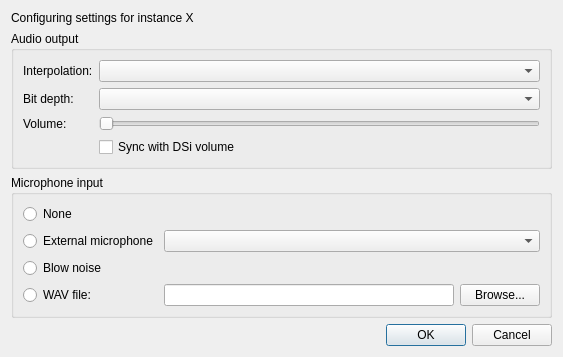
Qt form src/frontend/qt_sdl/AudioSettingsDialog.ui (poopoocacacacaca/melonRA) before a commit.
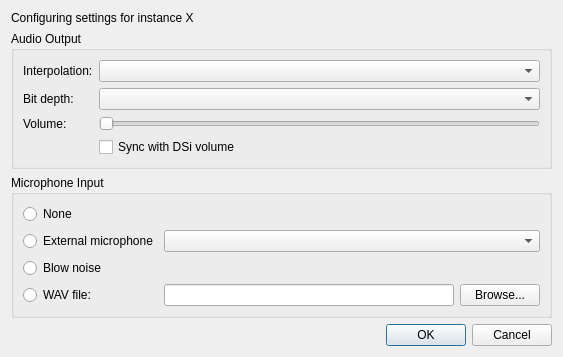
The same form after that commit. Custom widgets are drawn as their Qt base class.

The edit to the form file:
```diff
--- a/src/frontend/qt_sdl/AudioSettingsDialog.ui
+++ b/src/frontend/qt_sdl/AudioSettingsDialog.ui
@@ -33,7 +33,7 @@
    <item>
     <widget class="QGroupBox" name="groupBox">
      <property name="title">
-      <string>Audio output</string>
+      <string>Audio Output</string>
      </property>
      <layout class="QGridLayout" name="gridLayout_2">
       <item row="2" column="0">
@@ -103,7 +103,7 @@
    <item>
     <widget class="QGroupBox" name="groupBox_2">
      <property name="title">
-      <string>Microphone input</string>
+      <string>Microphone Input</string>
      </property>
      <layout class="QGridLayout" name="gridLayout">
       <item row="3" column="1">
```
Left out of the diff: 2 changed lines with no effect on the pictures.
